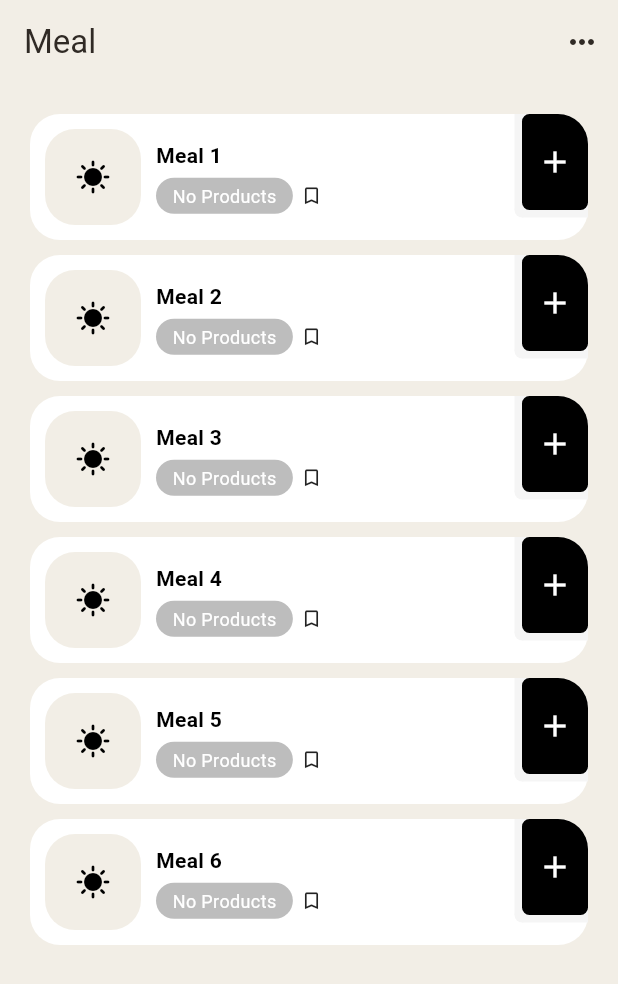
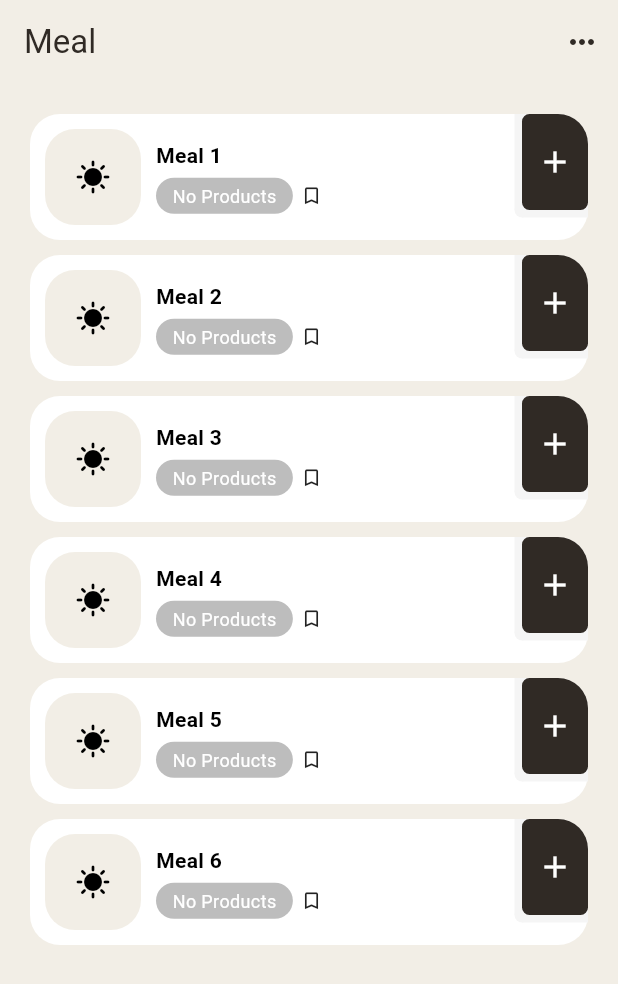
Before and after one commit to sherdiltahir/assessment_flutter, a Flutter app: the screen it shows after launch, on a phone screen of 412 x 824 dp. Shown: the top 984 px of the screen. Run offline on Flutter 3.47's test engine with Material 3 defaults, Android fonts, the phone set to English and light mode, and no system bars; our stand-ins replace gap; Roboto replaces fonts that are missing (Poppins).

Commit message:
add icon back ground color

```diff
--- a/lib/view/screens/meal_screen/widget/meal_list_tiles.dart
+++ b/lib/view/screens/meal_screen/widget/meal_list_tiles.dart
@@ -124,7 +124,7 @@ class MealListTile extends StatelessWidget {
                   painter: StrokeToAddButton(),
                   child: Container(
                     decoration: const BoxDecoration(
-                        color: Colors.black,
+                        color: ColorName.addIconBG,
                         borderRadius: BorderRadius.only(
                             topLeft: Radius.circular(5),
                             bottomLeft: Radius.circular(5),
```
